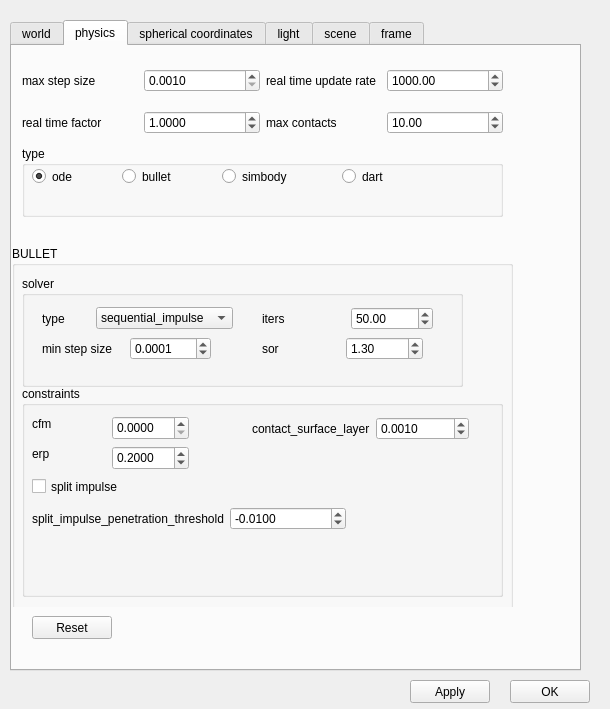
The window that robot_descriptor/forms/world_properties.ui (maidenone/RobotDescriptor) describes before a commit, drawn with Qt 5.
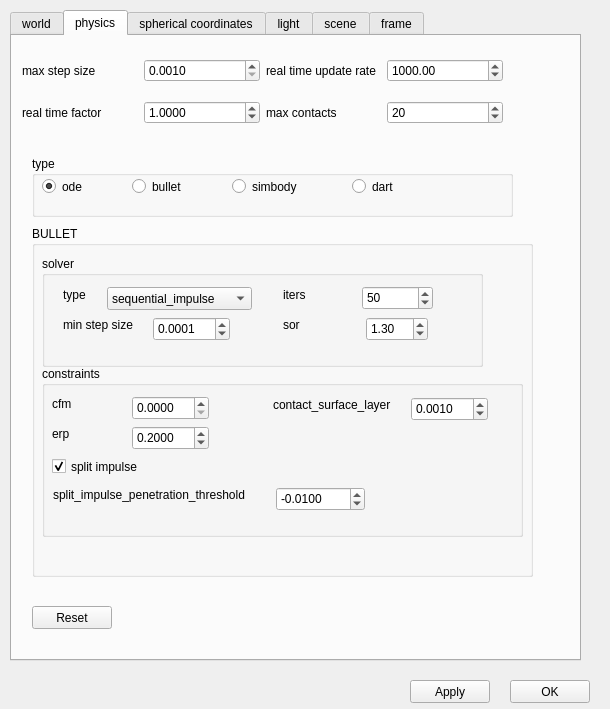
The same window after the commit. The open tabs and pages were chosen to show the change.

Commit message: physics properties classes

What changed in the file:
```diff
--- a/robot_descriptor/forms/world_properties.ui
+++ b/robot_descriptor/forms/world_properties.ui
@@ -38,7 +38,7 @@
    <property name="geometry">
     <rect>
      <x>10</x>
-     <y>20</y>
+     <y>10</y>
      <width>571</width>
      <height>651</height>
     </rect>
@@ -697,10 +697,10 @@
     <widget class="QGroupBox" name="type_group">
      <property name="geometry">
       <rect>
-       <x>10</x>
-       <y>100</y>
+       <x>20</x>
+       <y>120</y>
        <width>481</width>
-       <height>71</height>
+       <height>61</height>
       </rect>
      </property>
      <property name="toolTip">
@@ -1204,10 +1204,10 @@
       <widget class="QGroupBox" name="bullet_group_box">
        <property name="geometry">
         <rect>
-         <x>0</x>
-         <y>20</y>
+         <x>20</x>
+         <y>10</y>
          <width>501</width>
-         <height>381</height>
+         <height>351</height>
         </rect>
        </property>
        <property name="title">
@@ -1225,114 +1225,114 @@
         <property name="title">
          <string>solver</string>
         </property>
-        <widget class="QWidget" name="layoutWidget_2">
+        <widget class="QSpinBox" name="bullet_iters">
          <property name="geometry">
           <rect>
-           <x>240</x>
+           <x>320</x>
            <y>30</y>
-           <width>171</width>
-           <height>26</height>
+           <width>71</width>
+           <height>24</height>
           </rect>
          </property>
-         <layout class="QHBoxLayout" name="bullet_iters_Hlayout">
-          <item>
-           <widget class="QLabel" name="bullet_iters_label">
-            <property name="text">
-             <string>iters</string>
-            </property>
-           </widget>
-          </item>
-          <item>
-           <widget class="QDoubleSpinBox" name="bullet_iters">
-            <property name="value">
-             <double>50.000000000000000</double>
-            </property>
-           </widget>
-          </item>
-         </layout>
+         <property name="value">
+          <number>50</number>
+         </property>
         </widget>
-        <widget class="QWidget" name="layoutWidget_4">
+        <widget class="QLabel" name="bullet_solver_type_label">
          <property name="geometry">
           <rect>
-           <x>240</x>
-           <y>60</y>
-           <width>161</width>
-           <height>26</height>
+           <x>21</x>
+           <y>31</y>
+           <width>27</width>
+           <height>16</height>
           </rect>
          </property>
-         <layout class="QHBoxLayout" name="bullet_sor_Hlayout">
-          <item>
-           <widget class="QLabel" name="bullet_sor_label">
-            <property name="text">
-             <string>sor</string>
-            </property>
-           </widget>
-          </item>
-          <item>
-           <widget class="QDoubleSpinBox" name="bullet_sor">
-            <property name="value">
-             <double>1.300000000000000</double>
-            </property>
-           </widget>
-          </item>
-         </layout>
+         <property name="text">
+          <string>type</string>
+         </property>
         </widget>
-        <widget class="QWidget" name="layoutWidget_6">
+        <widget class="QComboBox" name="bullet_solver_type">
          <property name="geometry">
           <rect>
-           <x>20</x>
-           <y>60</y>
-           <width>169</width>
-           <height>26</height>
+           <x>65</x>
+           <y>31</y>
+           <width>145</width>
+           <height>23</height>
           </rect>
          </property>
-         <layout class="QHBoxLayout" name="min_step_Hlayout_2">
-          <item>
-           <widget class="QLabel" name="bullet_minstepsize_label">
-            <property name="text">
-             <string>min step size </string>
-            </property>
-           </widget>
-          </item>
-          <item>
-           <widget class="QDoubleSpinBox" name="bullet_minstep_size">
-            <property name="decimals">
-             <number>4</number>
-            </property>
-            <property name="value">
-             <double>0.000100000000000</double>
-            </property>
-           </widget>
-          </item>
-         </layout>
+         <item>
+          <property name="text">
+           <string>sequential_impulse</string>
+          </property>
+         </item>
         </widget>
-        <widget class="QWidget" name="layoutWidget_7">
+        <widget class="QDoubleSpinBox" name="bullet_minstep_size">
          <property name="geometry">
           <rect>
-           <x>20</x>
-           <y>30</y>
-           <width>191</width>
-           <height>25</height>
+           <x>111</x>
+           <y>61</y>
+           <width>77</width>
+           <height>24</height>
           </rect>
          </property>
-         <layout class="QHBoxLayout" name="type_Hlayout_2">
-          <item>
-           <widget class="QLabel" name="bullet_solver_type_label">
-            <property name="text">
-             <string>type</string>
-            </property>
-           </widget>
-          </item>
-          <item>
-           <widget class="QComboBox" name="bullet_solver_type">
-            <item>
-             <property name="text">
-              <string>sequential_impulse</string>
-             </property>
-            </item>
-           </widget>
-          </item>
-         </layout>
+         <property name="decimals">
+          <number>4</number>
+         </property>
+         <property name="value">
+          <double>0.000100000000000</double>
+         </property>
+        </widget>
+        <widget class="QLabel" name="bullet_minstepsize_label">
+         <property name="geometry">
+          <rect>
+           <x>21</x>
+           <y>61</y>
+           <width>84</width>
+           <height>16</height>
+          </rect>
+         </property>
+         <property name="text">
+          <string>min step size </string>
+         </property>
+        </widget>
+        <widget class="QLabel" name="bullet_iters_label">
+         <property name="geometry">
+          <rect>
+           <x>241</x>
+           <y>31</y>
+           <width>27</width>
+           <height>16</height>
+          </rect>
+         </property>
+         <property name="text">
+          <string>iters</string>
+         </property>
+        </widget>
+        <widget class="QDoubleSpinBox" name="bullet_sor">
+         <property name="geometry">
+          <rect>
+           <x>324</x>
+           <y>61</y>
+           <width>62</width>
+           <height>24</height>
+          </rect>
+         </property>
+         <property name="value">
+          <double>1.300000000000000</double>
+         </property>
+        </widget>
+        <widget class="QLabel" name="bullet_sor_label">
+         <property name="geometry">
+          <rect>
+           <x>241</x>
+           <y>61</y>
+           <width>19</width>
+           <height>16</height>
+          </rect>
+         </property>
+         <property name="text">
+          <string>sor</string>
+         </property>
         </widget>
        </widget>
        <widget class="QGroupBox" name="bullet_constraints_groupbox">
@@ -1341,7 +1341,7 @@
           <x>10</x>
           <y>140</y>
           <width>481</width>
-          <height>211</height>
+          <height>171</height>
          </rect>
         </property>
         <property name="title">
@@ -1423,67 +1423,70 @@
          <property name="text">
           <string>split impulse</string>
          </property>
+         <property name="checked">
+          <bool>true</bool>
+         </property>
         </widget>
-        <widget class="QWidget" name="layoutWidget_13">
+        <widget class="QDoubleSpinBox" name="bullet_contact_surface_layer">
          <property name="geometry">
           <rect>
-           <x>230</x>
-           <y>30</y>
+           <x>369</x>
+           <y>31</y>
+           <width>77</width>
+           <height>24</height>
+          </rect>
+         </property>
+         <property name="decimals">
+          <number>4</number>
+         </property>
+         <property name="value">
+          <double>0.001000000000000</double>
+         </property>
+        </widget>
+        <widget class="QLabel" name="bullet_contact_surface_layer_label">
+         <property name="geometry">
+          <rect>
+           <x>231</x>
+           <y>31</y>
+           <width>132</width>
+           <height>16</height>
+          </rect>
+         </property>
+         <property name="text">
+          <string>contact_surface_layer</string>
+         </property>
+        </widget>
+        <widget class="QDoubleSpinBox" name="bullet_split_impulse_penetration_threshold">
+         <property name="geometry">
+          <rect>
+           <x>234</x>
+           <y>121</y>
+           <width>89</width>
+           <height>24</height>
+          </rect>
+         </property>
+         <property name="decimals">
+          <number>4</number>
+         </property>
+         <property name="minimum">
+          <double>-100.000000000000000</double>
+         </property>
+         <property name="value">
+          <double>-0.010000000000000</double>
+         </property>
+        </widget>
+        <widget class="QLabel" name="bullet_split_impulse_penetration_threshold_label">
+         <property name="geometry">
+          <rect>
+           <x>11</x>
+           <y>121</y>
            <width>217</width>
-           <height>26</height>
+           <height>16</height>
           </rect>
          </property>
-         <layout class="QHBoxLayout" name="bullet_contact_surface_layer_Hlayout">
-          <item>
-           <widget class="QLabel" name="bullet_contact_surface_layer_label">
-            <property name="text">
-             <string>contact_surface_layer</string>
-            </property>
-           </widget>
-          </item>
-          <item>
-           <widget class="QDoubleSpinBox" name="bullet_contact_surface_layer">
-            <property name="decimals">
-             <number>4</number>
-            </property>
-            <property name="value">
-             <double>0.001000000000000</double>
-            </property>
-           </widget>
-          </item>
-         </layout>
-        </widget>
-        <widget class="QWidget" name="layoutWidget_14">
-         <property name="geometry">
-          <rect>
-           <x>10</x>
-           <y>120</y>
-           <width>314</width>
-           <height>26</height>
-          </rect>
+         <property name="text">
+          <string>split_impulse_penetration_threshold</string>
          </property>
-         <layout class="QHBoxLayout" name="split_impulse_penetration_threshold_Hlayout">
-          <item>
-           <widget class="QLabel" name="bullet_split_impulse_penetration_threshold_label">
-            <property name="text">
-             <string>split_impulse_penetration_threshold</string>
-            </property>
-           </widget>
-          </item>
-          <item>
-           <widget class="QDoubleSpinBox" name="bullet_split_impulse_penetration_threshold">
-            <property name="decimals">
-             <number>4</number>
-            </property>
-            <property name="minimum">
-             <double>-100.000000000000000</double>
-            </property>
-            <property name="value">
-             <double>-0.010000000000000</double>
-            </property>
-           </widget>
-          </item>
-         </layout>
         </widget>
        </widget>
       </widget>
@@ -2002,15 +2005,9 @@
        </widget>
       </item>
       <item row="1" column="3">
-       <widget class="QDoubleSpinBox" name="doubleSpinBox_7">
-        <property name="toolTip">
-         <string>Maximum number of contacts allowed between two entities. This value can be over ridden by a max_contacts element in a collision element</string>
-        </property>
-        <property name="minimum">
-         <double>1.000000000000000</double>
-        </property>
+       <widget class="QSpinBox" name="spinBox">
         <property name="value">
-         <double>10.000000000000000</double>
+         <number>20</number>
         </property>
        </widget>
       </item>
```
Left out of the diff: 106 changed lines with no effect on the pictures. The commit also changes 3 other files.
